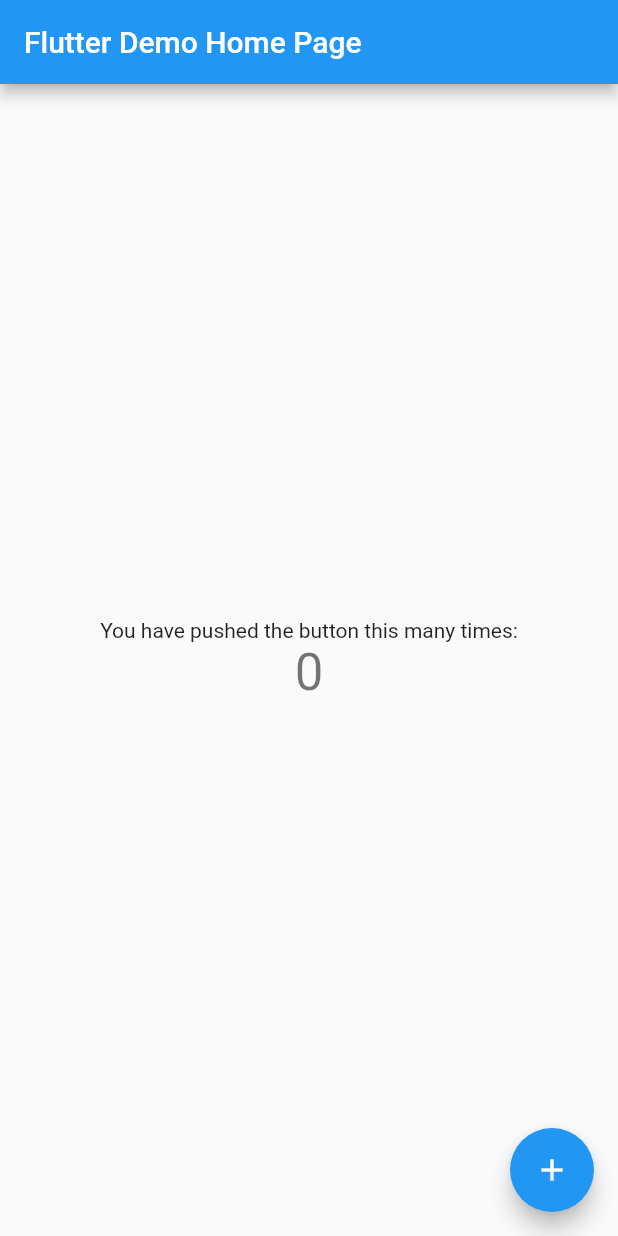
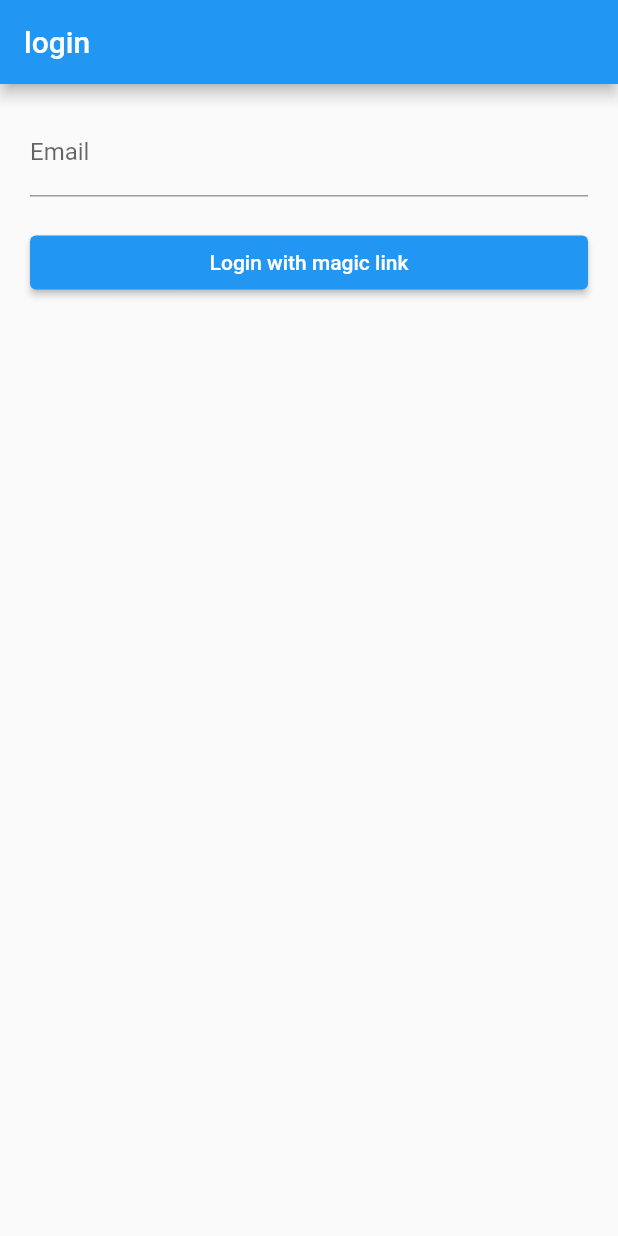
Before and after one commit to dshukertjr/twitter_clone, a Flutter app: the screen it shows after launch, on a phone screen of 412 x 824 dp. Run offline on Flutter 3.47's test engine with Material 2 defaults, Android fonts, the phone set to English and light mode, and no system bars; our stand-ins replace supabase_flutter; accounts and stored records are empty.

Commit message:
create login page UI and table definitions

```diff
--- /dev/null
+++ b/lib/constants.dart
@@ -0,0 +1,13 @@
+import 'package:flutter/material.dart';
+import 'package:supabase_flutter/supabase_flutter.dart';
+
+const listPadding = EdgeInsets.symmetric(horizontal: 20, vertical: 16);
+
+const spacer = SizedBox(
+  height: 20,
+  width: 20,
+);
+
+const preloader = Center(child: CircularProgressIndicator());
+
+final supabase = Supabase.instance.client;
--- a/lib/main.dart
+++ b/lib/main.dart
@@ -1,4 +1,5 @@
 import 'package:flutter/material.dart';
+import 'package:twitter_clone/pages/login_page.dart';
 
 void main() {
   runApp(const MyApp());
@@ -7,109 +8,11 @@
 class MyApp extends StatelessWidget {
   const MyApp({super.key});
 
-  // This widget is the root of your application.
   @override
   Widget build(BuildContext context) {
-    return MaterialApp(
+    return const MaterialApp(
       title: 'Flutter Demo',
-      theme: ThemeData(
-        // This is the theme of your application.
-        //
-        // Try running your application with "flutter run". You'll see the
-        // application has a blue toolbar. Then, without quitting the app, try
-        // changing the primarySwatch below to Colors.green and then invoke
-        // "hot reload" (press "r" in the console where you ran "flutter run",
-        // or simply save your changes to "hot reload" in a Flutter IDE).
-        // Notice that the counter didn't reset back to zero; the application
-        // is not restarted.
-        primarySwatch: Colors.blue,
-      ),
-      home: const MyHomePage(title: 'Flutter Demo Home Page'),
+      home: LoginPage(),
     );
   }
 }
-
-class MyHomePage extends StatefulWidget {
-  const MyHomePage({super.key, required this.title});
-
-  // This widget is the home page of your application. It is stateful, meaning
-  // that it has a State object (defined below) that contains fields that affect
-  // how it looks.
-
-  // This class is the configuration for the state. It holds the values (in this
-  // case the title) provided by the parent (in this case the App widget) and
-  // used by the build method of the State. Fields in a Widget subclass are
-  // always marked "final".
-
-  final String title;
-
-  @override
-  State<MyHomePage> createState() => _MyHomePageState();
-}
-
-class _MyHomePageState extends State<MyHomePage> {
-  int _counter = 0;
-
-  void _incrementCounter() {
-    setState(() {
-      // This call to setState tells the Flutter framework that something has
-      // changed in this State, which causes it to rerun the build method below
-      // so that the display can reflect the updated values. If we changed
-      // _counter without calling setState(), then the build method would not be
-      // called again, and so nothing would appear to happen.
-      _counter++;
-    });
-  }
-
-  @override
-  Widget build(BuildContext context) {
-    // This method is rerun every time setState is called, for instance as done
-    // by the _incrementCounter method above.
-    //
-    // The Flutter framework has been optimized to make rerunning build methods
-    // fast, so that you can just rebuild anything that needs updating rather
-    // than having to individually change instances of widgets.
-    return Scaffold(
-      appBar: AppBar(
-        // Here we take the value from the MyHomePage object that was created by
-        // the App.build method, and use it to set our appbar title.
-        title: Text(widget.title),
-      ),
-      body: Center(
-        // Center is a layout widget. It takes a single child and positions it
-        // in the middle of the parent.
-        child: Column(
-          // Column is also a layout widget. It takes a list of children and
-          // arranges them vertically. By default, it sizes itself to fit its
-          // children horizontally, and tries to be as tall as its parent.
-          //
-          // Invoke "debug painting" (press "p" in the console, choose the
-          // "Toggle Debug Paint" action from the Flutter Inspector in Android
-          // Studio, or the "Toggle Debug Paint" command in Visual Studio Code)
-          // to see the wireframe for each widget.
-          //
-          // Column has various properties to control how it sizes itself and
-          // how it positions its children. Here we use mainAxisAlignment to
-          // center the children vertically; the main axis here is the vertical
-          // axis because Columns are vertical (the cross axis would be
-          // horizontal).
-          mainAxisAlignment: MainAxisAlignment.center,
-          children: <Widget>[
-            const Text(
-              'You have pushed the button this many times:',
-            ),
-            Text(
-              '$_counter',
-              style: Theme.of(context).textTheme.headline4,
-            ),
-          ],
-        ),
-      ),
-      floatingActionButton: FloatingActionButton(
-        onPressed: _incrementCounter,
-        tooltip: 'Increment',
-        child: const Icon(Icons.add),
-      ), // This trailing comma makes auto-formatting nicer for build methods.
-    );
-  }
-}
--- /dev/null
+++ b/lib/pages/login_page.dart
@@ -0,0 +1,72 @@
+import 'package:flutter/material.dart';
+import 'package:twitter_clone/constants.dart';
+
+class LoginPage extends StatefulWidget {
+  const LoginPage({super.key});
+
+  @override
+  State<LoginPage> createState() => _LoginPageState();
+}
+
+class _LoginPageState extends State<LoginPage> {
+  final _emailController = TextEditingController();
+  final _formKey = GlobalKey<FormState>();
+
+  var _loading = false;
+
+  @override
+  void dispose() {
+    _emailController.dispose();
+    super.dispose();
+  }
+
+  @override
+  Widget build(BuildContext context) {
+    return Scaffold(
+      appBar: AppBar(
+        title: const Text('login'),
+      ),
+      body: _loading
+          ? preloader
+          : Form(
+              key: _formKey,
+              child: ListView(
+                padding: listPadding,
+                children: [
+                  TextFormField(
+                    controller: _emailController,
+                    decoration: const InputDecoration(
+                      label: Text('Email'),
+                    ),
+                  ),
+                  spacer,
+                  ElevatedButton(
+                    onPressed: () async {
+                      if (!_formKey.currentState!.validate()) {
+                        return;
+                      }
+                      setState(() {
+                        _loading = true;
+                      });
+                      final email = _emailController.text;
+                      await supabase.auth.signInWithOtp(email: email);
+
+                      setState(() {
+                        _loading = false;
+                      });
+                      if (mounted) {
+                        ScaffoldMessenger.of(context).showSnackBar(
+                          const SnackBar(
+                            content: Text('Check your email inbox'),
+                          ),
+                        );
+                      }
+                    },
+                    child: const Text('Login with magic link'),
+                  ),
+                ],
+              ),
+            ),
+    );
+  }
+}
```
Also changed, not shown: pubspec.yaml (+3 -69 lines), pubspec.lock, 4 other files.
